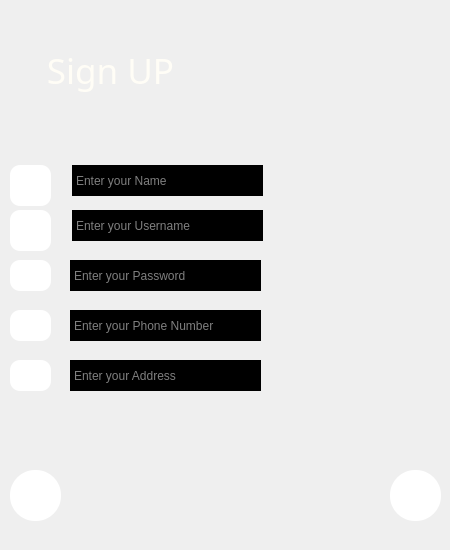
Qt form SkullKing/signup.ui (faezehghiasi/SkullKing_Game) before a commit.
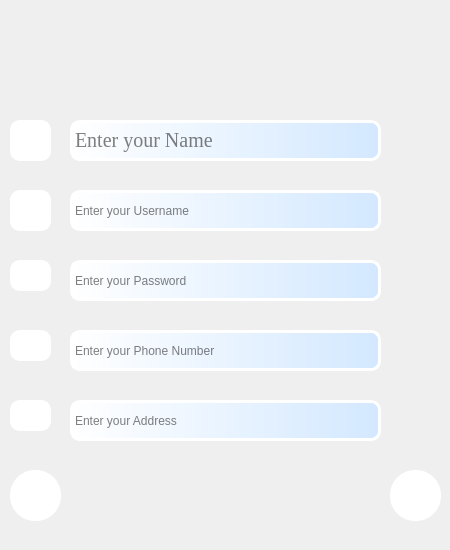
The same form after that commit. Icons and pictures are not drawn.

```diff
--- a/SkullKing/signup.ui
+++ b/SkullKing/signup.ui
@@ -83,39 +83,13 @@
       </font>
      </property>
      <property name="styleSheet">
-      <string notr="true">border-image:url(:/Prefix/resource/download.jpg)
+      <string notr="true">border-image: url(:/Prefix/resource/Purple Pirates.jpg);
 </string>
      </property>
      <property name="text">
       <string/>
      </property>
     </widget>
-    <widget class="QLabel" name="sign_up">
-     <property name="geometry">
-      <rect>
-       <x>-10</x>
-       <y>40</y>
-       <width>241</width>
-       <height>61</height>
-      </rect>
-     </property>
-     <property name="font">
-      <font>
-       <family>Snap ITC</family>
-       <pointsize>20</pointsize>
-       <italic>false</italic>
-       <bold>false</bold>
-      </font>
-     </property>
-     <property name="styleSheet">
-      <string notr="true">font: 20pt &quot;Snap ITC&quot;;
-color: rgb(255, 253, 246);
-background-color:rgba(0,0,0,0);</string>
-     </property>
-     <property name="text">
-      <string>&lt;html&gt;&lt;head/&gt;&lt;body&gt;&lt;p align=&quot;center&quot;&gt;&lt;span style=&quot; font-size:26pt;&quot;&gt;Sign UP&lt;/span&gt;&lt;/p&gt;&lt;/body&gt;&lt;/html&gt;</string>
-     </property>
-    </widget>
     <widget class="QPushButton" name="nextButton">
      <property name="geometry">
       <rect>
@@ -158,7 +132,7 @@
      <property name="geometry">
       <rect>
        <x>10</x>
-       <y>165</y>
+       <y>120</y>
        <width>41</width>
        <height>41</height>
       </rect>
@@ -176,7 +150,7 @@
      <property name="geometry">
       <rect>
        <x>10</x>
-       <y>210</y>
+       <y>190</y>
        <width>41</width>
        <height>41</height>
       </rect>
@@ -212,7 +186,7 @@
      <property name="geometry">
       <rect>
        <x>10</x>
-       <y>310</y>
+       <y>330</y>
        <width>41</width>
        <height>31</height>
       </rect>
@@ -230,7 +204,7 @@
      <property name="geometry">
       <rect>
        <x>10</x>
-       <y>360</y>
+       <y>400</y>
        <width>41</width>
        <height>31</height>
       </rect>
@@ -247,26 +221,27 @@
     <widget class="QLineEdit" name="Name">
      <property name="geometry">
       <rect>
-       <x>72</x>
-       <y>165</y>
-       <width>191</width>
-       <height>31</height>
+       <x>70</x>
+       <y>120</y>
+       <width>311</width>
+       <height>41</height>
       </rect>
      </property>
      <property name="font">
       <font>
-       <family>Segoe UI</family>
-       <pointsize>9</pointsize>
+       <family>Times New Roman</family>
+       <pointsize>15</pointsize>
        <italic>false</italic>
        <bold>false</bold>
       </font>
      </property>
      <property name="styleSheet">
-      <string notr="true">background-color: rgb(0, 0, 0);
-color: rgb(255, 255, 255);
-border:2px solid;
-font: 9pt &quot;Segoe UI&quot;;
-border-color: rgbrgb(255, 255, 255)</string>
+      <string notr="true">border-radius:10px;
+color: rgb(0, 0, 0);
+font: 15pt &quot;Times New Roman&quot;;
+background-color: qlineargradient(spread:pad, x1:0, y1:0, x2:1, y2:0, stop:0 rgba(255, 255, 255, 255), stop:1 rgb(211, 232, 255));
+border:3px solid; 
+border-color: rgb(255, 255, 255);</string>
      </property>
      <property name="text">
       <string/>
@@ -280,16 +255,17 @@
       <rect>
        <x>70</x>
        <y>260</y>
-       <width>191</width>
-       <height>31</height>
+       <width>311</width>
+       <height>41</height>
       </rect>
      </property>
      <property name="styleSheet">
-      <string notr="true">background-color: rgb(0, 0, 0);
-font: 9pt &quot;Segoe UI&quot;;
-color: rgb(255, 255, 255);
-border:2px solid;
-border-color: rgbrgb(255, 255, 255)</string>
+      <string notr="true">border-radius:10px;
+color: rgb(0, 0, 0);
+font: 15pt &quot;Times New Roman&quot;;
+background-color: qlineargradient(spread:pad, x1:0, y1:0, x2:1, y2:0, stop:0 rgba(255, 255, 255, 255), stop:1 rgb(211, 232, 255));
+border:3px solid; 
+border-color: rgb(255, 255, 255);</string>
      </property>
      <property name="text">
       <string/>
@@ -304,18 +280,19 @@
     <widget class="QLineEdit" name="username">
      <property name="geometry">
       <rect>
-       <x>72</x>
-       <y>210</y>
-       <width>191</width>
-       <height>31</height>
+       <x>70</x>
+       <y>190</y>
+       <width>311</width>
+       <height>41</height>
       </rect>
      </property>
      <property name="styleSheet">
-      <string notr="true">background-color: rgb(0, 0, 0);
-font: 9pt &quot;Segoe UI&quot;;
-color: rgb(255, 255, 255);
-border:2px solid;
-border-color: rgbrgb(255, 255, 255)</string>
+      <string notr="true">border-radius:10px;
+color: rgb(0, 0, 0);
+font: 15pt &quot;Times New Roman&quot;;
+background-color: qlineargradient(spread:pad, x1:0, y1:0, x2:1, y2:0, stop:0 rgba(255, 255, 255, 255), stop:1 rgb(211, 232, 255));
+border:3px solid; 
+border-color: rgb(255, 255, 255);</string>
      </property>
      <property name="text">
       <string/>
@@ -328,17 +305,18 @@
      <property name="geometry">
       <rect>
        <x>70</x>
-       <y>310</y>
-       <width>191</width>
-       <height>31</height>
+       <y>330</y>
+       <width>311</width>
+       <height>41</height>
       </rect>
      </property>
      <property name="styleSheet">
-      <string notr="true">background-color: rgb(0, 0, 0);
-font: 9pt &quot;Segoe UI&quot;;
-color: rgb(255, 255, 255);
-border:2px solid;
-border-color: rgbrgb(255, 255, 255)</string>
+      <string notr="true">border-radius:10px;
+color: rgb(0, 0, 0);
+font: 15pt &quot;Times New Roman&quot;;
+background-color: qlineargradient(spread:pad, x1:0, y1:0, x2:1, y2:0, stop:0 rgba(255, 255, 255, 255), stop:1 rgb(211, 232, 255));
+border:3px solid; 
+border-color: rgb(255, 255, 255);</string>
      </property>
      <property name="text">
       <string/>
@@ -351,17 +329,18 @@
      <property name="geometry">
       <rect>
        <x>70</x>
-       <y>360</y>
-       <width>191</width>
-       <height>31</height>
+       <y>400</y>
+       <width>311</width>
+       <height>41</height>
       </rect>
      </property>
      <property name="styleSheet">
-      <string notr="true">background-color: rgb(0, 0, 0);
-font: 9pt &quot;Segoe UI&quot;;
-color: rgb(255, 255, 255);
-border:2px solid;
-border-color: rgbrgb(255, 255, 255)</string>
+      <string notr="true">border-radius:10px;
+color: rgb(0, 0, 0);
+font: 15pt &quot;Times New Roman&quot;;
+background-color: qlineargradient(spread:pad, x1:0, y1:0, x2:1, y2:0, stop:0 rgba(255, 255, 255, 255), stop:1 rgb(211, 232, 255));
+border:3px solid; 
+border-color: rgb(255, 255, 255);</string>
      </property>
      <property name="text">
       <string/>
@@ -401,7 +380,6 @@
      </property>
     </widget>
     <zorder>base_picture</zorder>
-    <zorder>sign_up</zorder>
     <zorder>nameIcon</zorder>
     <zorder>userIcon</zorder>
     <zorder>passIcon</zorder>
```
